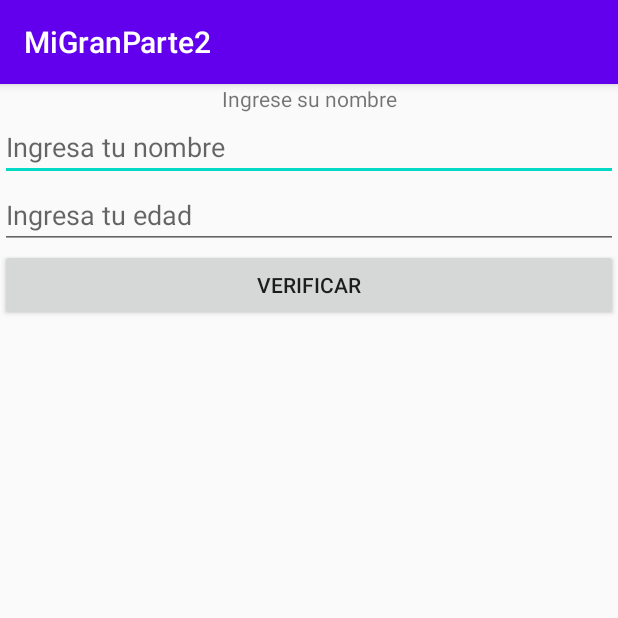
After one commit to Bb09/MiParte2, an Android app: the Comunicacion1 screen opened directly, with no data from a screen before it, on a phone screen of 412 x 824 dp, the top half of it. The commit adds this screen. Run offline under Robolectric (Android 15) with nearby library versions, the phone set to English and light mode, and no system bars.

Commit message:
Enviando Parametros de una actividad a otra capturandolo por el extra

```diff
--- a/app/src/main/AndroidManifest.xml
+++ b/app/src/main/AndroidManifest.xml
@@ -9,6 +9,8 @@
         android:roundIcon="@mipmap/ic_launcher_round"
         android:supportsRtl="true"
         android:theme="@style/AppTheme">
+        <activity android:name=".Comunicacion2"></activity>
+        <activity android:name=".Comunicacion1" />
         <activity android:name=".MainActivity">
             <intent-filter>
                 <action android:name="android.intent.action.MAIN" />
--- /dev/null
+++ b/app/src/main/java/com/example/migranparte2/Comunicacion1.java
@@ -0,0 +1,26 @@
+package com.example.migranparte2;
+
+import androidx.appcompat.app.AppCompatActivity;
+
+import android.content.Intent;
+import android.os.Bundle;
+import android.view.View;
+import android.widget.EditText;
+
+public class Comunicacion1  extends AppCompatActivity {
+    EditText edtnombre;
+    EditText edtedad;
+    @Override
+    protected void onCreate(Bundle savedInstanceState) {
+        super.onCreate(savedInstanceState);
+        setContentView(R.layout.activity_comunicacion1);
+        edtnombre=findViewById(R.id.edtnombre);
+        edtedad=findViewById(R.id.edtedad);
+    }
+    public void Verificar(View view){
+        Intent intent = new Intent(this, Comunicacion2.class);
+        intent.putExtra("nombre", edtnombre.getText().toString());
+        intent.putExtra("edad", Integer.parseInt(edtedad.getText().toString()));
+        startActivity(intent);
+    }
+}
--- a/app/src/main/java/com/example/migranparte2/MainActivity.java
+++ b/app/src/main/java/com/example/migranparte2/MainActivity.java
@@ -37,6 +37,10 @@ public class MainActivity extends AppCompatActivity {
             finish();
             return true;
         }
+        if (id == R.id.activity_comunicacion) {
+            startActivity(new Intent(this, Comunicacion1.class));
+            return true;
+        }
         return super.onOptionsItemSelected(item);
     }
 }
--- /dev/null
+++ b/app/src/main/res/layout/activity_comunicacion1.xml
@@ -0,0 +1,36 @@
+<?xml version="1.0" encoding="utf-8"?>
+<LinearLayout xmlns:android="http://schemas.android.com/apk/res/android"
+    xmlns:app="http://schemas.android.com/apk/res-auto"
+    xmlns:tools="http://schemas.android.com/tools"
+    android:layout_width="match_parent"
+    android:layout_height="match_parent"
+    android:orientation="vertical"
+    tools:context=".Comunicacion1">
+    <TextView
+        android:layout_width="match_parent"
+        android:layout_height="wrap_content"
+        android:gravity="center_horizontal"
+        android:text="Ingrese su nombre" />
+    <EditText
+        android:id="@+id/edtnombre"
+        android:hint="Ingresa tu nombre"
+        android:layout_width="match_parent"
+        android:layout_height="wrap_content" />
+    <EditText
+        android:id="@+id/edtedad"
+        android:hint="Ingresa tu edad"
+        android:layout_width="match_parent"
+        android:layout_height="wrap_content"
+        android:inputType="number"/>
+    <Button
+        android:layout_width="match_parent"
+        android:layout_height="wrap_content"
+        android:onClick="Verificar"
+        android:text="Verificar" />
+    <TextView
+        android:id="@+id/txtvalor"
+        android:layout_width="match_parent"
+        android:layout_height="wrap_content"
+        android:gravity="center_horizontal"
+        android:text="" />
+</LinearLayout>
```
Also changed, not shown: app/src/main/java/com/example/migranparte2/Comunicacion2.java (added, +28 -0 lines), app/src/main/res/layout/activity_comunicacion2.xml (added, +16 -0 lines), app/src/main/res/menu/menu1.xml (+16 -0 lines).
